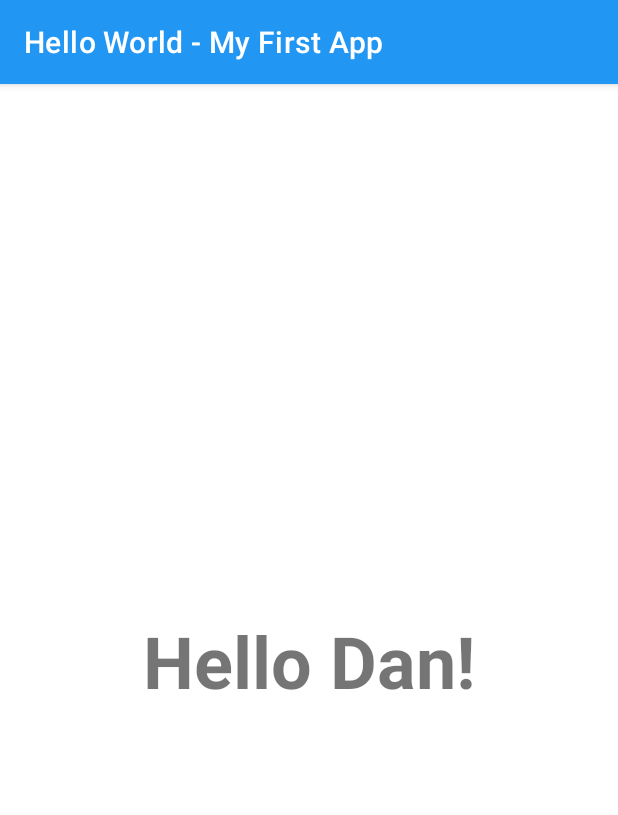
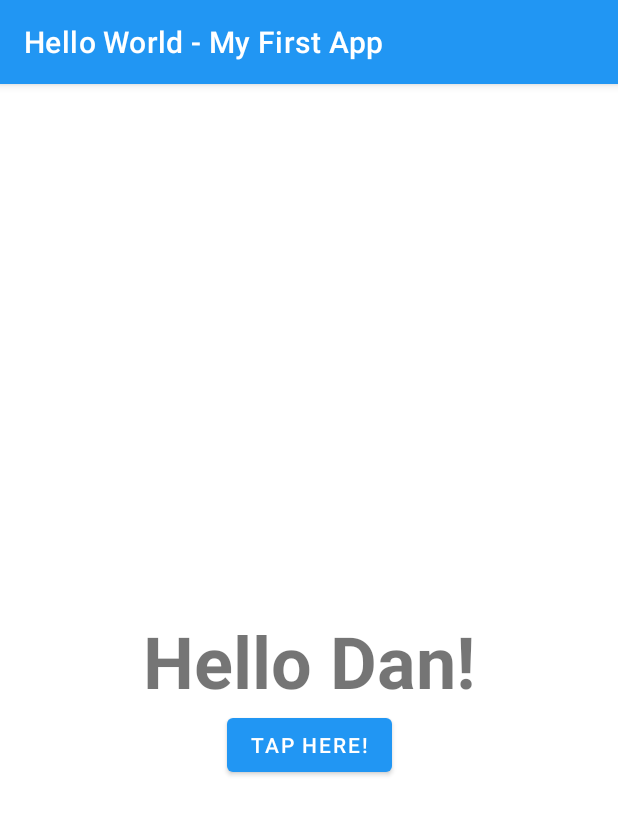
Before and after one commit to sndmnska/hello_world, an Android app: the screen it shows after launch (MainActivity), on a phone screen of 412 x 824 dp. Shown: the top 815 px of the screen. Run offline under Robolectric (Android 15) with nearby library versions, the phone set to English and light mode, and no system bars.

Commit message:
Lab 1 Introduction complete

```diff
--- a/app/src/main/java/com/example/helloworld/MainActivity.kt
+++ b/app/src/main/java/com/example/helloworld/MainActivity.kt
@@ -3,12 +3,19 @@ package com.example.helloworld
 import androidx.appcompat.app.AppCompatActivity
 import android.os.Bundle
 import android.util.Log
+import android.widget.Button
+import android.widget.Toast
 
 class MainActivity : AppCompatActivity() {
     override fun onCreate(savedInstanceState: Bundle?) {
         super.onCreate(savedInstanceState)
         setContentView(R.layout.activity_main)
 
+        val button = findViewById<Button>(R.id.tapHereButton)
+        button.setOnClickListener{
+            Toast.makeText(this, "Hello Android!", Toast.LENGTH_LONG).show() // popup messages on android are toasts!
+        }
+
         Log.d("MainActivity", "***** Hello from main!")
     }
 }
--- a/app/src/main/res/layout/activity_main.xml
+++ b/app/src/main/res/layout/activity_main.xml
@@ -7,6 +7,7 @@
     tools:context=".MainActivity">
 
     <TextView
+        android:id="@+id/textView2"
         android:layout_width="wrap_content"
         android:layout_height="wrap_content"
         android:text="@string/hello_message"
@@ -19,4 +20,14 @@
         app:layout_constraintStart_toStartOf="parent"
         app:layout_constraintTop_toTopOf="parent" />
 
+    <Button
+        android:id="@+id/tapHereButton"
+        android:layout_width="wrap_content"
+        android:layout_height="wrap_content"
+        android:text="@string/button_name"
+        app:layout_constraintEnd_toEndOf="parent"
+        app:layout_constraintHorizontal_bias="0.5"
+        app:layout_constraintStart_toStartOf="parent"
+        app:layout_constraintTop_toBottomOf="@+id/textView2" />
+
 </androidx.constraintlayout.widget.ConstraintLayout>
--- a/app/src/main/res/values/strings.xml
+++ b/app/src/main/res/values/strings.xml
@@ -1,4 +1,5 @@
 <resources>
     <string name="app_name">Hello World - My First App</string>
     <string name="hello_message">Hello Dan!</string>
+    <string name="button_name">Tap Here!</string>
 </resources>
```
